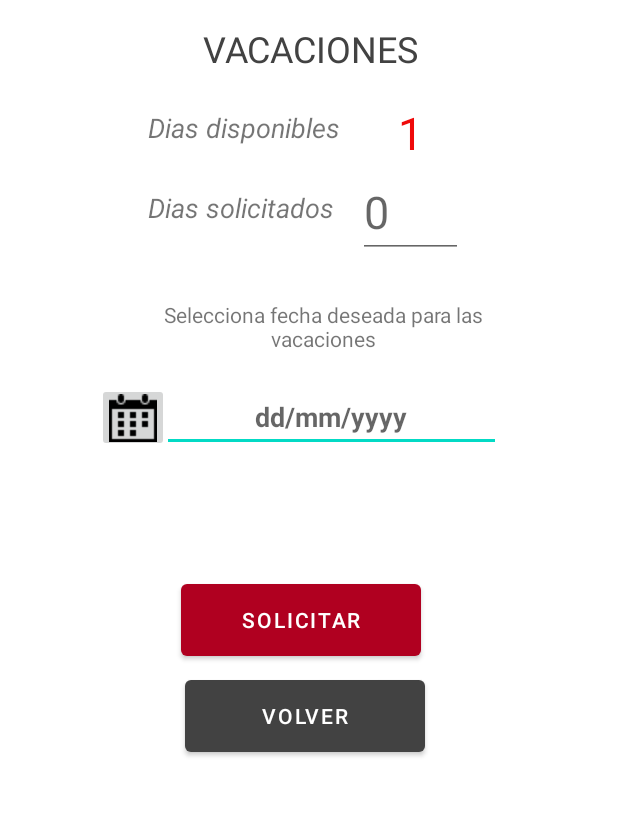
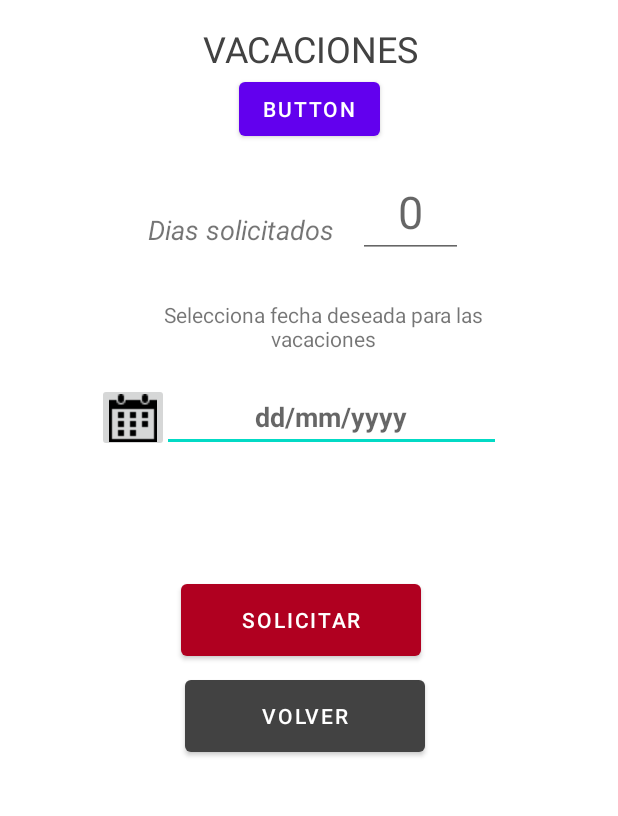
Before and after one commit to JoseCumplido82/H91, an Android app: the ActivityVacaciones screen opened directly, with no data from a screen before it, after a tap on "SOLICITAR", on a phone screen of 412 x 824 dp, the part 264-1080 px from its top. Run offline under Robolectric (Android 15) with nearby library versions, the phone set to English and light mode, and no system bars; 1 statement that could not run was skipped; 1 other tap on this screen came first.

```diff
--- a/app/src/main/AndroidManifest.xml
+++ b/app/src/main/AndroidManifest.xml
@@ -14,7 +14,8 @@
         android:roundIcon="@mipmap/ic_launcher_round"
         android:supportsRtl="true"
         android:theme="@style/Theme.H91">
-        <activity android:name=".ActivitySancionarEmpleado"></activity>
+        <activity android:name=".NuevoDepartamentoActivity"></activity>
+        <activity android:name=".ActivitySancionarEmpleado" />
         <activity android:name=".ActivityMensajeNotificaciones" />
         <activity android:name=".MostrarDetalleEmpleadoActivity" />
         <activity android:name=".ActivityMensajeNotificacion" />
--- a/app/src/main/java/com/example/h91/ActivityAnadirEmpleado.java
+++ b/app/src/main/java/com/example/h91/ActivityAnadirEmpleado.java
@@ -37,7 +37,6 @@ public class ActivityAnadirEmpleado extends AppCompatActivity implements Adapter
     ArrayAdapter<Departamento> adapter=null;
     ArrayList<Departamento> departamentos=null;
     EditText edt_fechaIncorporacion=null;
-   // EditText edt_fechaFinContrato=null;
     String pass= "Madrid2021*";
 
 
--- a/app/src/main/java/com/example/h91/Clases/Departamento.java
+++ b/app/src/main/java/com/example/h91/Clases/Departamento.java
@@ -30,6 +30,9 @@ public class Departamento implements Serializable {
         this.id = 0;
         this.idResponsable = 0;
         this.nombre = "";
+    }
+    public Departamento(String nombre){
+        this.nombre=nombre;
     }
     //getter y setter
 
--- a/app/src/main/java/com/example/h91/modelos/DepartamentoDB.java
+++ b/app/src/main/java/com/example/h91/modelos/DepartamentoDB.java
@@ -21,9 +21,10 @@ public class DepartamentoDB {
         }
         //---------------------------------
         try{
-            String ordensql= "INSERT INTO departamento (nombre) VALUES(?);";
+            String ordensql= "INSERT INTO departamento (idResponsable, nombre) VALUES(?, ?);";
             PreparedStatement pst= conexion.prepareStatement(ordensql);
-            pst.setString(1, d.getNombre());
+            pst.setInt(1, d.getIdResponsable());
+            pst.setString(2, d.getNombre());
             int filasAfectadas = pst.executeUpdate();
             pst.close();
             conexion.close();
--- a/app/src/main/res/layout/activity_vacaciones.xml
+++ b/app/src/main/res/layout/activity_vacaciones.xml
@@ -28,36 +28,6 @@
         app:layout_constraintEnd_toEndOf="@+id/img_logo4"
         app:layout_constraintStart_toStartOf="@+id/img_logo4"
         app:layout_constraintTop_toBottomOf="@+id/img_logo4" />
-
-    <TextView
-        android:id="@+id/txt_diasRestantes"
-        android:layout_width="140dp"
-        android:layout_height="29dp"
-        android:layout_marginTop="24dp"
-        android:text="@string/dias_disponibles"
-        android:textSize="18sp"
-        android:textStyle="italic"
-        app:layout_constraintEnd_toStartOf="@+id/edt_dias"
-        app:layout_constraintHorizontal_bias="1.0"
-        app:layout_constraintStart_toStartOf="parent"
-        app:layout_constraintTop_toBottomOf="@+id/txt_vacaciones" />
-
-    <TextView
-        android:id="@+id/edt_dias"
-        android:layout_width="70dp"
-        android:layout_height="56dp"
-        android:layout_marginTop="12dp"
-        android:autofillHints=""
-        android:ems="10"
-        android:gravity="center"
-        android:hint="@string/_0"
-        android:inputType="number"
-        android:textColor="#EF0A0A"
-        android:textSize="30sp"
-        app:layout_constraintEnd_toEndOf="parent"
-        app:layout_constraintHorizontal_bias="0.502"
-        app:layout_constraintStart_toStartOf="@+id/txt_vacaciones"
-        app:layout_constraintTop_toBottomOf="@+id/txt_vacaciones" />
 
     <EditText
         android:id="@+id/et_mostrar_fecha_picker2"
@@ -109,7 +79,7 @@
         android:gravity="center"
         android:text="@string/vacaciones_hasta_el_dia"
         android:textColor="@color/cardview_dark_background"
-        android:textSize="12sp"
+        android:textSize="14sp"
         app:layout_constraintEnd_toEndOf="@+id/et_mostrar_fecha_picker2"
         app:layout_constraintHorizontal_bias="0.425"
         app:layout_constraintStart_toStartOf="@+id/ib_obtener_fecha2"
@@ -132,14 +102,16 @@
         android:id="@+id/edt_diasSolicitados"
         android:layout_width="70dp"
         android:layout_height="55dp"
+        android:layout_marginTop="68dp"
         android:ems="10"
+        android:gravity="center"
         android:hint="@string/_0"
         android:inputType="number"
         android:textSize="30sp"
-        app:layout_constraintEnd_toEndOf="@+id/edt_dias"
-        app:layout_constraintHorizontal_bias="0.0"
-        app:layout_constraintStart_toEndOf="@+id/txt_diasRestantes"
-        app:layout_constraintTop_toBottomOf="@+id/edt_dias" />
+        app:layout_constraintEnd_toEndOf="parent"
+        app:layout_constraintStart_toStartOf="@+id/txt_vacaciones"
+        app:layout_constraintTop_toBottomOf="@+id/txt_vacaciones"
+        android:autofillHints="" />
 
     <Button
         android:id="@+id/bt_volver8"
@@ -157,13 +129,23 @@
         android:id="@+id/textView"
         android:layout_width="140dp"
         android:layout_height="29dp"
-        android:layout_marginTop="24dp"
-        android:text="Dias solicitados"
-        android:textSize="18dp"
+        android:layout_marginTop="92dp"
+        android:text="@string/dias_solicitados"
+        android:textSize="18sp"
         android:textStyle="italic"
         app:layout_constraintEnd_toStartOf="@+id/edt_diasSolicitados"
-        app:layout_constraintHorizontal_bias="0.432"
-        app:layout_constraintStart_toStartOf="@+id/txt_diasRestantes"
-        app:layout_constraintTop_toBottomOf="@+id/txt_diasRestantes" />
+        app:layout_constraintHorizontal_bias="1.0"
+        app:layout_constraintStart_toStartOf="parent"
+        app:layout_constraintTop_toBottomOf="@+id/txt_vacaciones" />
+
+    <Button
+        android:id="@+id/bt_calcular"
+        android:layout_width="wrap_content"
+        android:layout_height="wrap_content"
+        android:text="@string/button"
+        android:onClick="calcularFechaVuelta"
+        app:layout_constraintEnd_toEndOf="parent"
+        app:layout_constraintStart_toStartOf="parent"
+        app:layout_constraintTop_toBottomOf="@+id/txt_vacaciones" />
 
 </androidx.constraintlayout.widget.ConstraintLayout>
--- /dev/null
+++ b/app/src/main/res/values/ids.xml
@@ -0,0 +1,4 @@
+<?xml version="1.0" encoding="utf-8"?>
+<resources>
+    <item name="edt_dias" type="id" />
+</resources>
```
Also changed, not shown: app/src/main/java/com/example/h91/ActivityGestionPlantilla.java (+9 -0 lines), app/src/main/java/com/example/h91/ActivityVacaciones.java (+46 -6 lines), app/src/main/java/com/example/h91/Clases/Empleado.java (+2 -12 lines), app/src/main/java/com/example/h91/NuevoDepartamentoActivity.java (added, +100 -0 lines), app/src/main/res/layout/activity_gestion_plantilla.xml (+13 -2 lines), app/src/main/res/layout/activity_nuevo_departamento.xml (added, +71 -0 lines), app/src/main/res/values/strings.xml (+7 -0 lines).
